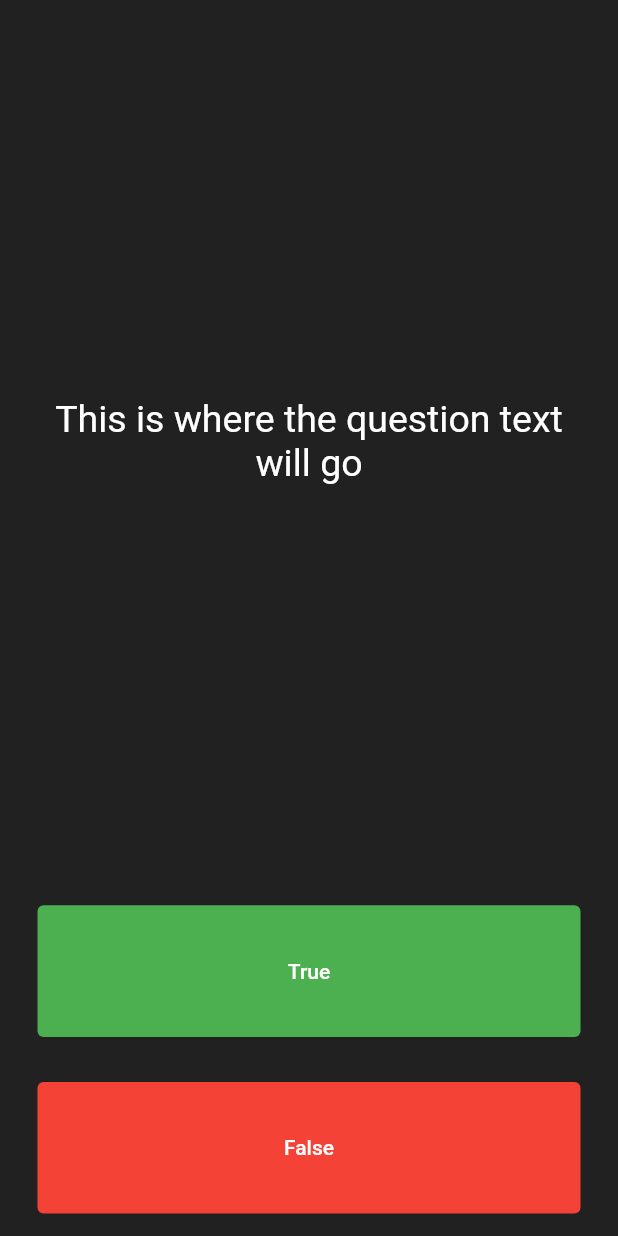
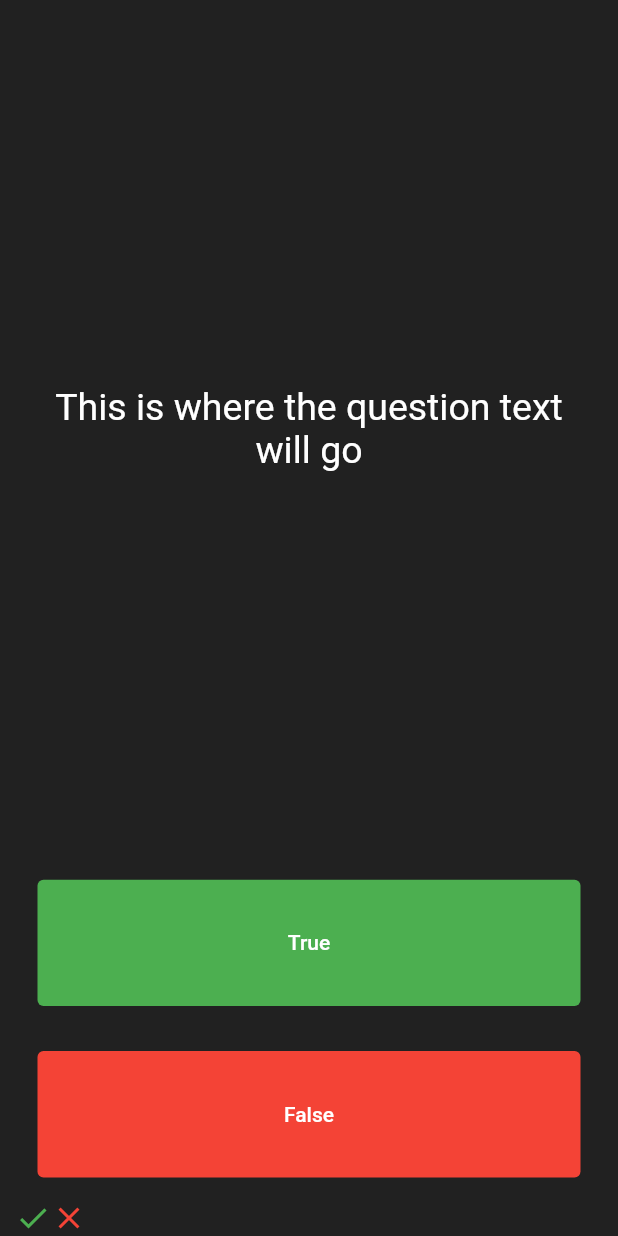
Before and after one commit to Okashe/quiz_app, a Flutter app: the screen it shows after launch, on a phone screen of 412 x 824 dp. Run offline on Flutter 3.47's test engine with Material 2 defaults, Android fonts, the phone set to English and light mode, and no system bars.

Commit message:
use of generic List to hold icons

```diff
--- a/lib/main.dart
+++ b/lib/main.dart
@@ -29,6 +29,16 @@ class QuizPage extends StatefulWidget {
 }
 
 class _QuizPageState extends State<QuizPage> {
+  List<Icon> scoreKeeper = [
+    const Icon(
+      Icons.check,
+      color: Colors.green,
+    ),
+    const Icon(
+      Icons.close,
+      color: Colors.red,
+    ),
+  ];
   @override
   Widget build(BuildContext context) {
     return Column(
@@ -85,6 +95,9 @@ class _QuizPageState extends State<QuizPage> {
             ),
           ),
         ),
+        Row(
+          children: scoreKeeper,
+        )
       ],
     );
   }
```
